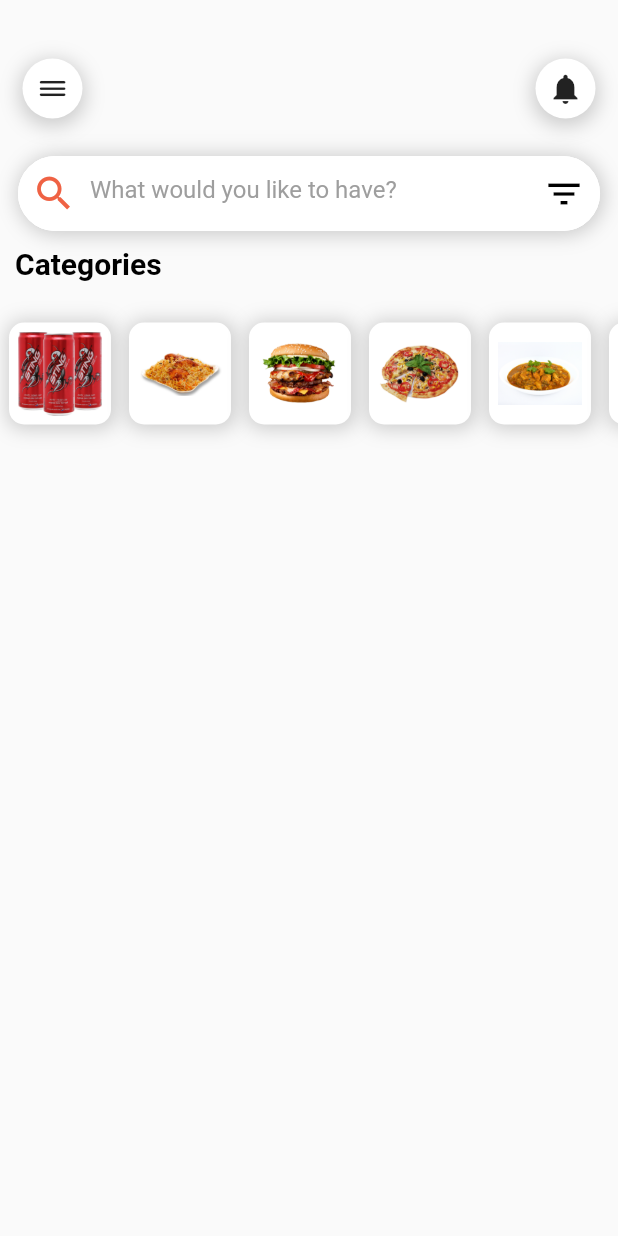
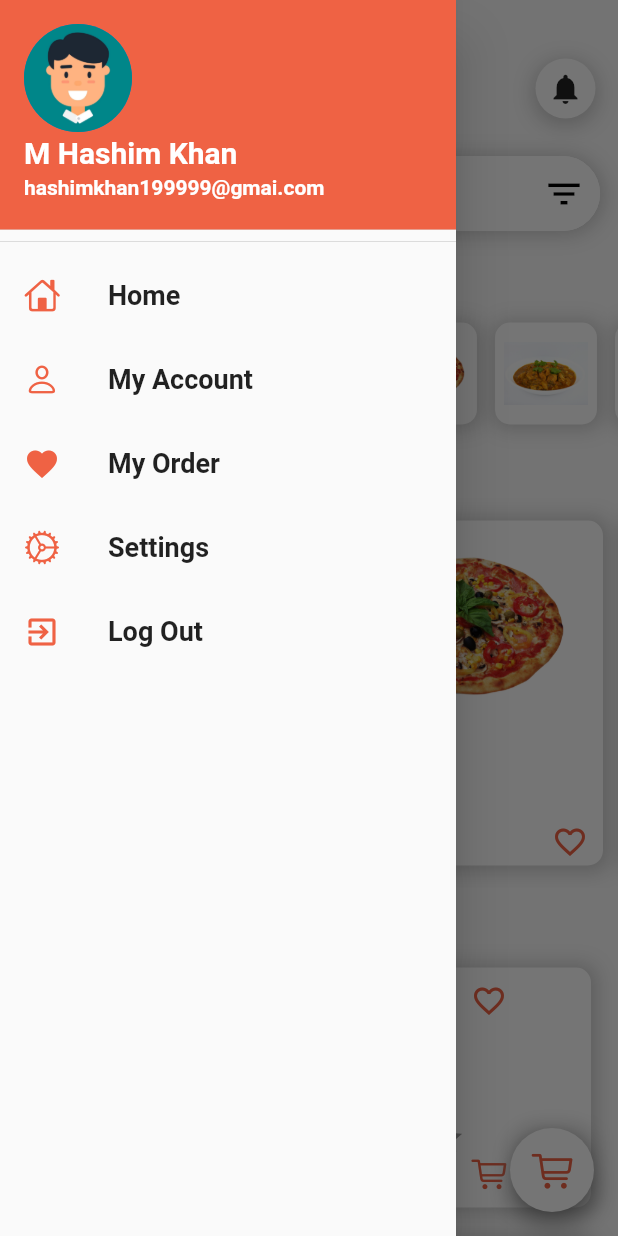
Before and after one commit to Hashimkhann1/food_delivery_ui-flutter, a Flutter app: the screen it shows after launch, after a tap on an icon or button, on a phone screen of 412 x 824 dp. Run offline on Flutter 3.47's test engine with Material 2 defaults, Android fonts, the phone set to English and light mode, and no system bars; drawn by our look-alikes of flutter_rating_bar.

Commit message:
Home screen UI is completed and Drawer screen is added

```diff
--- a/lib/view/home_screen/home_screen.dart
+++ b/lib/view/home_screen/home_screen.dart
@@ -1,8 +1,13 @@
+import 'package:flutter/cupertino.dart';
 import 'package:flutter/material.dart';
 import 'package:food_delivery/utile/colors_resource.dart';
 import 'package:food_delivery/widget/app_bar_widget/app_bar_widget.dart';
 import 'package:food_delivery/widget/custom_text_wedgit.dart';
 import 'package:food_delivery/widget/categories_widget/categories_widget.dart';
+import 'package:food_delivery/widget/newest_widget/newest_widget.dart';
+import 'package:food_delivery/widget/popular_widget/PopularWidget.dart';
+
+import '../../widget/drawer/drawer_widget.dart';
 
 
 class HomeScreen extends StatelessWidget {
@@ -67,14 +72,46 @@ class HomeScreen extends StatelessWidget {
 
             // Categories
             Padding(
-              padding: const EdgeInsets.only(left: 10.0),
-              child: CustomAppText(title: 'Categories',textColor: ColorRecouces.blackColor,textFontSize: FontWeight.bold,textSize: 20,),
-            ),
-            SizedBox(height: 12,),
-            SizedBox(height: 100,child: CategoriesWidget())
+              padding: const EdgeInsets.only(left: 4.0),
+              child: Column(
+                crossAxisAlignment: CrossAxisAlignment.start,
+                children: [
+                  CustomAppText(title: 'Categories',textColor: ColorRecouces.blackColor,textFontWeight: FontWeight.bold,textSize: 20,),
+                  SizedBox(height: 12,),
+                  SizedBox(height: 100,child: CategoriesWidget()),
+                  SizedBox(height: 10,),
+                  CustomAppText(title: 'Popular',textSize: 20,textFontWeight: FontWeight.bold,textColor: ColorRecouces.blackColor,),
+                  PopularWidget(),
+                  const SizedBox(height: 10,),
+                  CustomAppText(title: 'Newest',textColor: ColorRecouces.blackColor,textFontWeight: FontWeight.bold,textSize: 20,),
+                  NewestWidget(),
+                ],
+              ),
+            )
+
           ],
       ),
         ),
-    ));
+    ),
+          drawer: DrawerWidget(),
+      floatingActionButton: Container(
+        decoration: BoxDecoration(
+        borderRadius: BorderRadius.circular(20),
+          boxShadow: [
+            BoxShadow(
+              color: Colors.grey.withOpacity(0.5),
+              spreadRadius: 2,
+              blurRadius: 10,
+              offset: Offset(1.0,1.0)
+            )
+          ]
+    ),
+        child: FloatingActionButton(
+          onPressed: () {},
+          child: Icon(CupertinoIcons.cart,color: ColorRecouces.lightRedColor,size: 28,),
+          backgroundColor: ColorRecouces.whiteColor,
+        ),
+    ),
+    );
   }
 }
--- a/lib/widget/app_bar_widget/app_bar_widget.dart
+++ b/lib/widget/app_bar_widget/app_bar_widget.dart
@@ -17,6 +17,10 @@ class AppBarWidget extends StatelessWidget {
         children: [
           InkWell(
             onTap: () {},
+            child: InkWell(
+              onTap: () {
+                Scaffold.of(context).openDrawer();
+              },
               child: Container(
                 padding: EdgeInsets.all(8.0),
                 decoration: BoxDecoration(
@@ -34,8 +38,10 @@ class AppBarWidget extends StatelessWidget {
                 child: Icon(CupertinoIcons.bars),
               ),
             ),
+          ),
           InkWell(
-            onTap: () {},
+            onTap: () {
+            },
             child: Container(
               padding: EdgeInsets.all(8.0),
               decoration: BoxDecoration(
--- a/lib/widget/custom_text_wedgit.dart
+++ b/lib/widget/custom_text_wedgit.dart
@@ -2,17 +2,17 @@ import 'package:flutter/material.dart';
 
 
 class CustomAppText extends StatelessWidget {
-  CustomAppText({Key? key,this.title,this.textColor,this.textFontSize,this.textSize}) : super(key: key);
+  CustomAppText({Key? key,this.title,this.textColor,this.textFontWeight,this.textSize}) : super(key: key);
   String? title;
   Color? textColor;
-  FontWeight? textFontSize;
+  FontWeight? textFontWeight;
   double? textSize;
 
   @override
   Widget build(BuildContext context) {
     return Text(title.toString(),style: TextStyle(
       fontSize: textSize,
-      fontWeight: textFontSize,
+      fontWeight: textFontWeight,
       color: textColor,
     ),);
   }
--- /dev/null
+++ b/lib/widget/drawer/drawer_widget.dart
@@ -0,0 +1,50 @@
+import 'package:flutter/cupertino.dart';
+import 'package:flutter/material.dart';
+import 'package:food_delivery/utile/colors_resource.dart';
+import 'package:food_delivery/widget/custom_text_wedgit.dart';
+
+
+class DrawerWidget extends StatelessWidget {
+  const DrawerWidget({Key? key}) : super(key: key);
+
+  @override
+  Widget build(BuildContext context) {
+    return Drawer(
+      child: ListView(
+        children: [
+          DrawerHeader(
+            padding: EdgeInsets.zero,
+              child: UserAccountsDrawerHeader(
+                decoration: BoxDecoration(
+                  color: ColorRecouces.lightRedColor
+                ),
+                accountName: CustomAppText(title: 'M Hashim Khan',textSize: 20.0,textFontWeight: FontWeight.bold,),
+                accountEmail: CustomAppText(title: 'hashimkhan199999@gmai.com',textFontWeight: FontWeight.bold,),
+                currentAccountPicture: CircleAvatar(backgroundImage: AssetImage('assets/images/avatar.jpg'),),
+              )
+          ),
+          ListTile(
+            leading: Icon(CupertinoIcons.home,color: ColorRecouces.lightRedColor,),
+            title: CustomAppText(title: 'Home',textSize: 18,textFontWeight: FontWeight.bold,),
+          ),
+          ListTile(
+            leading: Icon(CupertinoIcons.person,color: ColorRecouces.lightRedColor,),
+            title: CustomAppText(title: 'My Account',textSize: 18,textFontWeight: FontWeight.bold,),
+          ),
+          ListTile(
+            leading: Icon(Icons.favorite,color: ColorRecouces.lightRedColor,),
+            title: CustomAppText(title: 'My Order',textSize: 18,textFontWeight: FontWeight.bold,),
+          ),
+          ListTile(
+            leading: Icon(CupertinoIcons.settings,color: ColorRecouces.lightRedColor,),
+            title: CustomAppText(title: 'Settings',textSize: 18,textFontWeight: FontWeight.bold,),
+          ),
+          ListTile(
+            leading: Icon(Icons.exit_to_app,color: ColorRecouces.lightRedColor,),
+            title: CustomAppText(title: 'Log Out',textSize: 18,textFontWeight: FontWeight.bold,),
+          ),
+        ],
+      ),
+    );
+  }
+}
--- /dev/null
+++ b/lib/widget/newest_widget/newest_widget.dart
@@ -0,0 +1,91 @@
+import 'package:flutter/cupertino.dart';
+import 'package:flutter/material.dart';
+import 'package:flutter_rating_bar/flutter_rating_bar.dart';
+import 'package:food_delivery/utile/colors_resource.dart';
+import 'package:food_delivery/widget/custom_text_wedgit.dart';
+
+
+class NewestWidget extends StatelessWidget {
+  NewestWidget({Key? key}) : super(key: key);
+
+  List<String> imageNames = ['biryani.png','burger.png','pizza.png','salan.png','drink.png','biryani.png','burger.png','pizza.png','salan.png','drink.png'];
+  List<String> foodDescripition = ['Hot biryani, We Provider Our Greate Foods','Taste Our Hot Burger, We Provider Our Greate Foods','Hot pizza, We Provider Our Greate Foods','Taste Our Chicken Salan, We Provider Our Greate Foods','Taste Our Cold Drink,, We Provider Our Greate Foods','Hot biryani, We Provider Our Greate Foods','Taste Our Hot Burger, We Provider Our Greate Foods','Hot pizza, We Provider Our Greate Foods','Taste Our Chicken Salan, We Provider Our Greate Foods','Taste Our Cold Drink,, We Provider Our Greate Foods'];
+  List<String> foodName = ['Biryani','Hot Burger' , 'Hot Pizza' , 'Checken Salan','Cold Drink','Biryani','Hot Burger' , 'Hot Pizza' , 'Checken Salan','Cold Drink',];
+
+  @override
+  Widget build(BuildContext context) {
+    return SingleChildScrollView(
+      scrollDirection: Axis.vertical,
+      child: Padding(
+        padding: EdgeInsets.symmetric(vertical: 10,horizontal: 10),
+        child: Column(
+          children: [
+            for(int i = 0; i < 10; i++)
+            Padding(
+                padding: EdgeInsets.symmetric(vertical: 10),
+              child: Container(
+                width: 380,
+                height: 160,
+                decoration: BoxDecoration(
+                  color: ColorRecouces.whiteColor,
+                  borderRadius: BorderRadius.circular(10),
+                  boxShadow: [
+                    BoxShadow(
+                      color: Colors.grey.withOpacity(0.5),
+                      spreadRadius: 3,
+                      blurRadius: 10,
+                      offset: Offset(1.0,1.0)
+                    )
+                  ]
+                ),
+                child: Row(
+                  children: [
+                    InkWell(
+                      onTap: () {},
+                      child: Container(
+                        alignment: Alignment.center,
+                        child: Image.asset('assets/images/${imageNames[i]}',width: 140,height: 120,),
+                      ),
+                    ),
+                    Container(
+                      width: 160,
+                      child: Column(
+                        crossAxisAlignment: CrossAxisAlignment.start,
+                        mainAxisAlignment: MainAxisAlignment.spaceAround,
+                        children: [
+                          CustomAppText(title: foodName[i].toString(),textSize: 22,textFontWeight: FontWeight.bold,),
+                          CustomAppText(title: foodDescripition[i].toString(),textSize: 16,),
+                          RatingBar.builder(
+                            initialRating: 4,
+                              minRating: 1,
+                              direction: Axis.horizontal,
+                              itemCount: 5,
+                              itemSize: 24,
+                              itemPadding: EdgeInsets.symmetric(horizontal: 4),
+                              itemBuilder: (context , _) => Icon(Icons.star,color: ColorRecouces.lightRedColor,),
+                              onRatingUpdate: (index) {
+                          }),
+                          CustomAppText(title: '\$10',textSize: 20,textColor: ColorRecouces.lightRedColor,textFontWeight: FontWeight.bold,),
+                        ],
+                      ),
+                    ),
+                    Padding(
+                      padding: EdgeInsets.symmetric(vertical: 10),
+                      child: Column(
+                        mainAxisAlignment: MainAxisAlignment.spaceBetween,
+                        children: [
+                          Icon(Icons.favorite_outline,color: ColorRecouces.lightRedColor,),
+                          Icon(CupertinoIcons.cart,color: ColorRecouces.lightRedColor,)
+                        ],
+                      ),
+                    )
+                  ],
+                ),
+              ),
+            )
+          ],
+        ),
+      ),
+    );
+  }
+}
--- /dev/null
+++ b/lib/widget/popular_widget/PopularWidget.dart
@@ -0,0 +1,70 @@
+import 'package:flutter/material.dart';
+import 'package:food_delivery/utile/colors_resource.dart';
+import 'package:food_delivery/widget/custom_text_wedgit.dart';
+
+
+class PopularWidget extends StatelessWidget {
+  PopularWidget({Key? key}) : super(key: key);
+
+  List<String> imagesName = ['burger.png','pizza.png','salan.png','biryani.png','burger.png','pizza.png','salan.png','biryani.png','burger.png','pizza.png','salan.png','biryani.png',];
+  List<String> foodDescripition = ['Taste Our Hot Burger','Hot pizza','Taste Our Chicken Salan','Hot biryani','Taste Our Hot Burger','Hot pizza','Taste Our Chicken Salan','Hot biryani','Taste Our Hot Burger','Hot pizza','Taste Our Chicken Salan','Hot biryani', ];
+  List<String> foodName = ['Hot Burger' , 'Pizza' , 'Checken Salan' , 'Biryani','Hot Burger' , 'Pizza' , 'Chicken Salan' , 'Biryani','Hot Burger' , 'Pizza' , 'Checken Salan' , 'Biryani'];
+
+
+  @override
+  Widget build(BuildContext context) {
+    return SingleChildScrollView(
+      scrollDirection: Axis.horizontal,
+      child: Padding(
+        padding: EdgeInsets.symmetric(vertical: 15 , horizontal: 5),
+        child: Row(
+          children: [
+            for(int i = 0; i < 12; i++)
+            Padding(
+                padding: EdgeInsets.symmetric(horizontal: 7),
+              child: Container(
+                width: 186,
+                height: 230,
+                decoration: BoxDecoration(
+                  color: ColorRecouces.whiteColor,
+                  borderRadius: BorderRadius.circular(10),
+                  boxShadow: [
+                    BoxShadow(
+                      color: Colors.grey.withOpacity(0.5),
+                      spreadRadius: 3,
+                      blurRadius: 10,
+                      offset: Offset(1.0,1.0)
+                    ),
+                  ]
+                ),
+                child: Padding(
+                  padding: EdgeInsets.symmetric(horizontal: 10),
+                  child: Column(
+                    crossAxisAlignment: CrossAxisAlignment.start,
+                    children: [
+                      Container(
+                        alignment: Alignment.center,
+                        child: Image.asset('assets/images/${imagesName[i]}',width: 146,height: 146,),
+                      ),
+                      CustomAppText(title: foodName[i].toString(),textSize: 24.0,textFontWeight: FontWeight.w800,),
+                      const SizedBox(height: 2,),
+                      CustomAppText(title: foodDescripition[i].toString(),),
+                      const SizedBox(height: 10,),
+                      Row(
+                        mainAxisAlignment: MainAxisAlignment.spaceBetween,
+                        children: [
+                          CustomAppText(title: '\$10',textSize: 20,textFontWeight: FontWeight.bold,textColor: ColorRecouces.lightRedColor,),
+                          Icon(Icons.favorite_outline,color: ColorRecouces.lightRedColor,)
+                        ],
+                      )
+                    ],
+                  ),
+                ),
+              ),
+            ),
+          ],
+        ),
+      ),
+    );
+  }
+}
--- a/pubspec.yaml
+++ b/pubspec.yaml
@@ -36,6 +36,7 @@ dependencies:
   # The following adds the Cupertino Icons font to your application.
   # Use with the CupertinoIcons class for iOS style icons.
   cupertino_icons: ^1.0.2
+  flutter_rating_bar: ^4.0.1
 
 dev_dependencies:
   flutter_test:
```
Also changed, not shown: pubspec.lock. Lines whose indentation alone changed are shown as unchanged.
